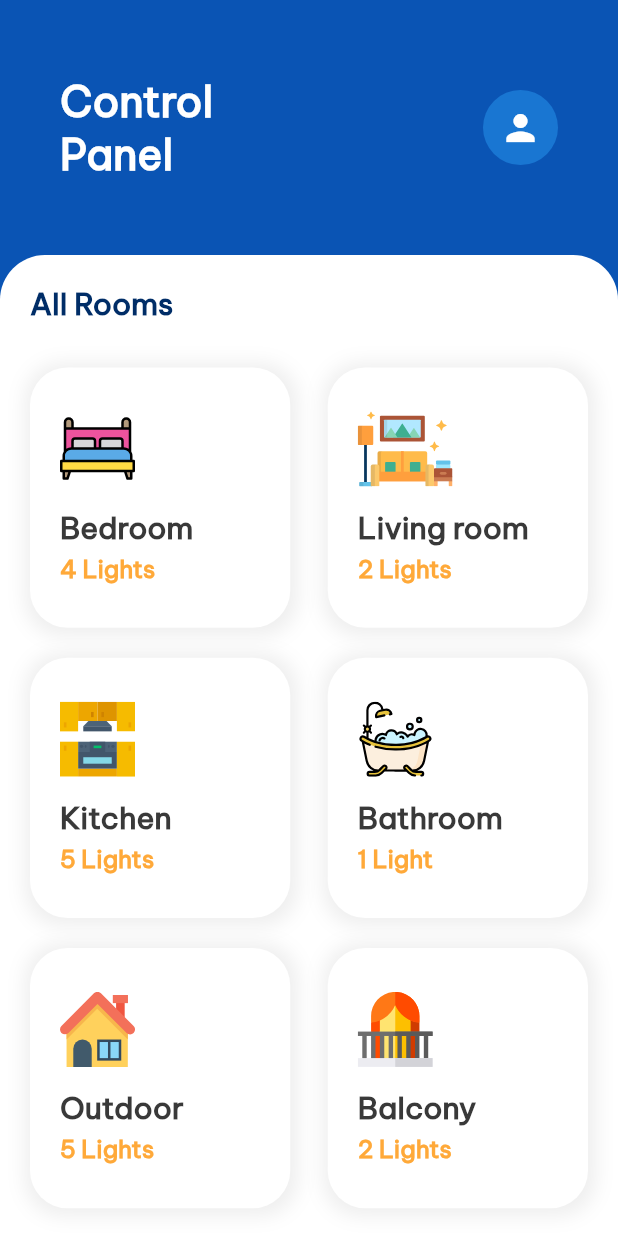
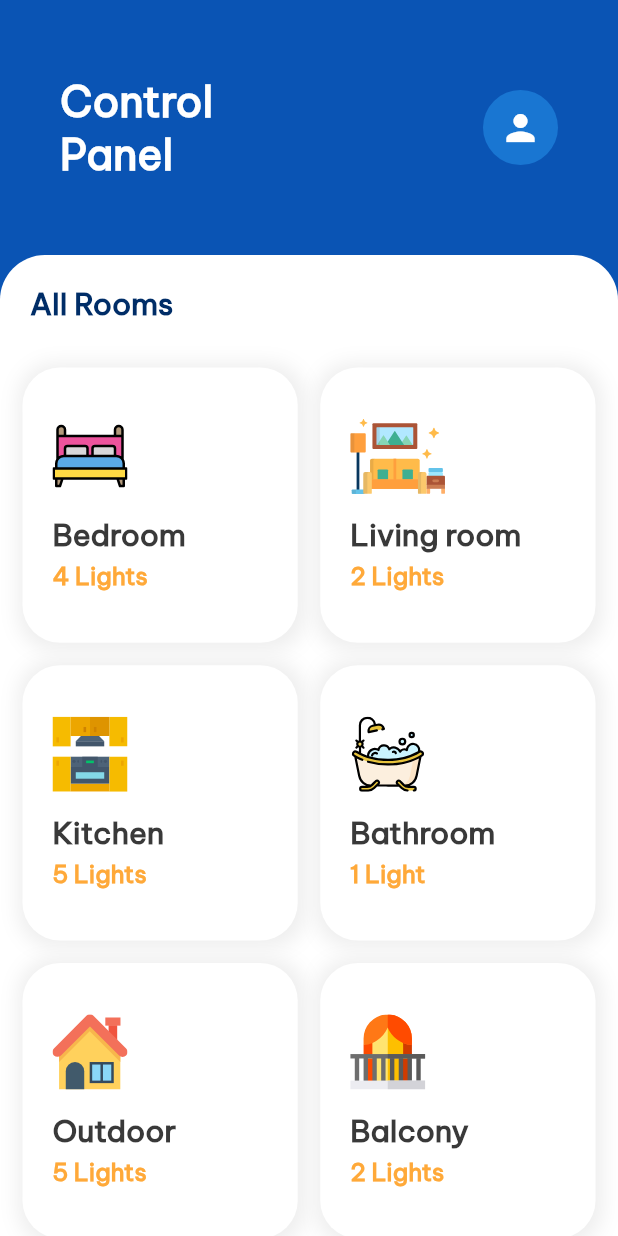
Before and after one commit to Mayank-9018/SmartHome, a Flutter app: the screen it shows after launch, on a phone screen of 412 x 824 dp. Run offline on Flutter 3.47's test engine with Material 2 defaults, Android fonts, the phone set to English and light mode, and no system bars; our stand-ins replace flutter_svg.

Commit message:
Use a definite layout and update components inside it

```diff
--- a/lib/components/room_card.dart
+++ b/lib/components/room_card.dart
@@ -1,6 +1,9 @@
 import 'package:flutter/material.dart';
 import 'package:flutter_svg/flutter_svg.dart';
+import 'package:provider/provider.dart';
+import 'package:smart_home/models/navigation.dart';
 import 'package:smart_home/res/text_styles.dart';
+import 'package:smart_home/screens/room_control.dart';
 
 class RoomCard extends StatelessWidget {
   final String roomName;
@@ -15,7 +18,10 @@ class RoomCard extends StatelessWidget {
 
   @override
   Widget build(BuildContext context) {
-    return LayoutBuilder(
+    return GestureDetector(
+      onTap: () => Provider.of<NavigationManager>(context, listen: false)
+          .updateLayout(const RoomControlHeader(), const RoomControlBody()),
+      child: LayoutBuilder(
         builder: (context, constraints) {
           return Container(
             padding: const EdgeInsets.fromLTRB(20, 15, 20, 15),
@@ -63,6 +69,7 @@ class RoomCard extends StatelessWidget {
             ),
           );
         },
+      ),
     );
   }
 }
--- /dev/null
+++ b/lib/layout/main_layout.dart
@@ -0,0 +1,66 @@
+import 'package:flutter/material.dart';
+import 'package:provider/provider.dart';
+import 'package:smart_home/models/navigation.dart';
+
+import '../res/colors.dart';
+
+class MainLayout extends StatefulWidget {
+  final Widget header;
+  final Widget body;
+
+  const MainLayout(this.header, this.body, {Key? key}) : super(key: key);
+
+  @override
+  State<MainLayout> createState() => _MainLayoutState();
+}
+
+class _MainLayoutState extends State<MainLayout> {
+  late Widget _header;
+  late Widget _body;
+
+  @override
+  void initState() {
+    _header = widget.header;
+    _body = widget.body;
+    super.initState();
+  }
+
+  @override
+  Widget build(BuildContext context) {
+    Provider.of<NavigationManager>(context).registerUpdateMethod(updateLayout);
+    return Scaffold(
+      backgroundColor: bgBlue,
+      body: Column(
+        children: [
+          AnimatedSize(
+            duration: const Duration(milliseconds: 500),
+            child: AnimatedSwitcher(
+                duration: const Duration(milliseconds: 250), child: _header),
+            curve: Curves.decelerate,
+          ),
+          Expanded(
+            child: Container(
+              // duration: const Duration(seconds: 1),
+              decoration: const BoxDecoration(
+                color: Colors.white,
+                borderRadius: BorderRadius.only(
+                  topLeft: Radius.circular(30.0),
+                  topRight: Radius.circular(30.0),
+                ),
+              ),
+              child: AnimatedSwitcher(
+                  duration: const Duration(milliseconds: 250), child: _body),
+            ),
+          ),
+        ],
+      ),
+    );
+  }
+
+  void updateLayout(Widget header, Widget body) {
+    setState(() {
+      _header = header;
+      _body = body;
+    });
+  }
+}
--- a/lib/main.dart
+++ b/lib/main.dart
@@ -1,6 +1,7 @@
 import 'package:flutter/material.dart';
+import 'package:provider/provider.dart';
+import 'package:smart_home/models/navigation.dart';
 import 'package:smart_home/res/light_theme.dart';
-import 'package:smart_home/screens/control_panel.dart';
 
 void main() {
   runApp(const SmartHomeApp());
@@ -11,9 +12,12 @@ class SmartHomeApp extends StatelessWidget {
 
   @override
   Widget build(BuildContext context) {
-    return MaterialApp(
-      theme: lightTheme,
-      home: const ControlPanelScreen(),
+    return Provider<NavigationManager>(
+      create: (_) => NavigationManager(),
+      builder: (_, __) => MaterialApp(
+        theme: lightTheme,
+        home: Provider.of<NavigationManager>(_).mainLayout,
+      ),
     );
   }
 }
--- /dev/null
+++ b/lib/models/navigation.dart
@@ -0,0 +1,24 @@
+import 'package:flutter/material.dart';
+import 'package:smart_home/layout/main_layout.dart';
+import 'package:smart_home/screens/control_panel.dart';
+
+class NavigationManager {
+  late Widget mainLayout;
+  late Function(Widget h, Widget b) _updateMethod;
+  final Widget controlPanelHeader = const ControlPanelHeader();
+  final Widget controlPanelBody = const ControlPanelBody();
+  NavigationManager() {
+    mainLayout = MainLayout(controlPanelHeader, controlPanelBody);
+  }
+
+  void updateLayout(Widget header, Widget body) {
+    _updateMethod(header, body);
+  }
+
+  void registerUpdateMethod(Function(Widget h, Widget b) updateMethod) =>
+      _updateMethod = updateMethod;
+
+  void backToControlPanel() {
+    _updateMethod(controlPanelHeader, controlPanelBody);
+  }
+}
--- a/lib/res/text_styles.dart
+++ b/lib/res/text_styles.dart
@@ -1,5 +1,4 @@
 import 'package:flutter/painting.dart';
-import 'package:smart_home/res/colors.dart';
 
 const TextStyle nLightsStyle = TextStyle(
   fontWeight: FontWeight.bold,
--- a/lib/screens/control_panel.dart
+++ b/lib/screens/control_panel.dart
@@ -1,17 +1,11 @@
 import 'package:flutter/material.dart';
 import 'package:smart_home/components/room_card.dart';
 import 'package:smart_home/res/assets.dart';
-import 'package:smart_home/res/colors.dart';
 import 'package:smart_home/res/text_styles.dart';
 
-class ControlPanelScreen extends StatefulWidget {
-  const ControlPanelScreen({Key? key}) : super(key: key);
+class ControlPanelBody extends StatelessWidget {
+  const ControlPanelBody({Key? key}) : super(key: key);
 
-  @override
-  State<ControlPanelScreen> createState() => _ControlPanelScreenState();
-}
-
-class _ControlPanelScreenState extends State<ControlPanelScreen> {
   final List<RoomCard> rooms = const [
     RoomCard(roomName: 'Bedroom', lights: 4, illustration: AssetImages.bedroom),
     RoomCard(
@@ -25,21 +19,7 @@ class _ControlPanelScreenState extends State<ControlPanelScreen> {
 
   @override
   Widget build(BuildContext context) {
-    return Scaffold(
-      backgroundColor: bgBlue,
-      body: Column(
-        children: [
-          const _Header(),
-          Expanded(
-            child: Container(
-              decoration: const BoxDecoration(
-                color: Colors.white,
-                borderRadius: BorderRadius.only(
-                  topLeft: Radius.circular(30.0),
-                  topRight: Radius.circular(30.0),
-                ),
-              ),
-              child: Column(
+    return Column(
       crossAxisAlignment: CrossAxisAlignment.start,
       children: [
         const Padding(
@@ -51,34 +31,27 @@ class _ControlPanelScreenState extends State<ControlPanelScreen> {
         ),
         Expanded(
           child: GridView(
-                      padding: const EdgeInsets.symmetric(
-                          horizontal: 20.0, vertical: 20.0),
-                      gridDelegate:
-                          const SliverGridDelegateWithFixedCrossAxisCount(
+            padding: const EdgeInsets.symmetric(horizontal: 15, vertical: 20),
+            gridDelegate: const SliverGridDelegateWithFixedCrossAxisCount(
               crossAxisCount: 2,
-                        mainAxisSpacing: 20,
-                        crossAxisSpacing: 25,
+              mainAxisSpacing: 15,
+              crossAxisSpacing: 15,
             ),
             children: rooms,
           ),
         ),
       ],
-              ),
-            ),
-          ),
-        ],
-      ),
     );
   }
 }
 
-class _Header extends StatelessWidget {
-  const _Header({Key? key}) : super(key: key);
+class ControlPanelHeader extends StatelessWidget {
+  const ControlPanelHeader({Key? key}) : super(key: key);
 
   @override
   Widget build(BuildContext context) {
     return SafeArea(
-      child: Container(
+      child: Padding(
         padding: const EdgeInsets.symmetric(vertical: 50, horizontal: 40),
         child: Row(
           mainAxisAlignment: MainAxisAlignment.spaceBetween,
--- /dev/null
+++ b/lib/screens/room_control.dart
@@ -0,0 +1,30 @@
+import 'package:flutter/material.dart';
+import 'package:provider/provider.dart';
+import 'package:smart_home/models/navigation.dart';
+
+class RoomControlHeader extends StatelessWidget {
+  const RoomControlHeader({Key? key}) : super(key: key);
+
+  @override
+  Widget build(BuildContext context) {
+    return SizedBox(
+      height: 300,
+      child: IconButton(
+        icon: const Icon(Icons.arrow_back),
+        onPressed: () {
+          Provider.of<NavigationManager>(context, listen: false)
+              .backToControlPanel();
+        },
+      ),
+    );
+  }
+}
+
+class RoomControlBody extends StatelessWidget {
+  const RoomControlBody({Key? key}) : super(key: key);
+
+  @override
+  Widget build(BuildContext context) {
+    return ListView();
+  }
+}
--- a/pubspec.yaml
+++ b/pubspec.yaml
@@ -30,6 +30,7 @@ dependencies:
   flutter:
     sdk: flutter
   flutter_svg: ^1.0.3
+  provider: ^6.0.2
 
 
   # The following adds the Cupertino Icons font to your application.
```
Also changed, not shown: pubspec.lock. Lines whose indentation alone changed are shown as unchanged.
